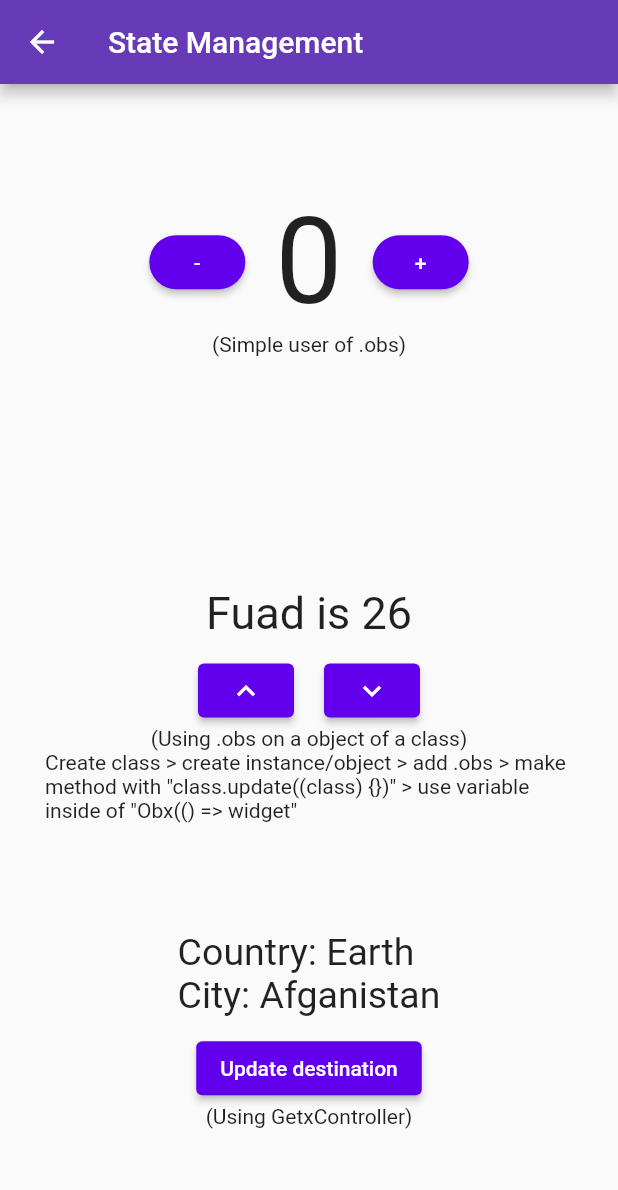
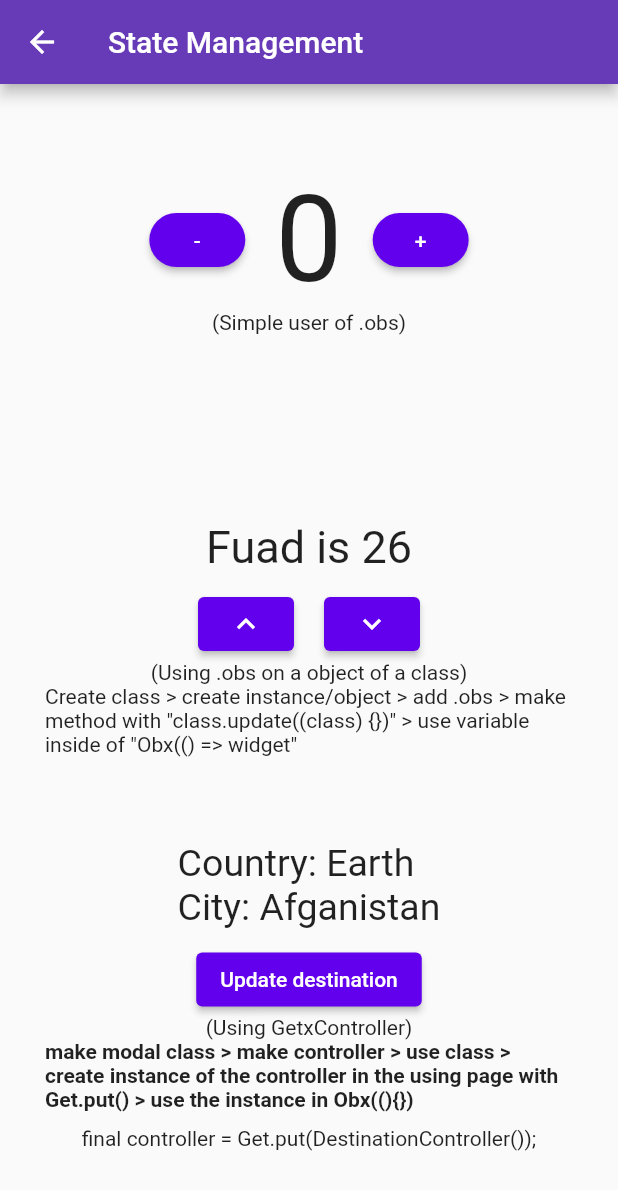
Before and after one commit to motasimfuad/getx_practice, a Flutter app: the ModuleTwo screen opened directly, after a tap on "Update destination", on a phone screen of 412 x 824 dp. Shown: the top 1190 px of the screen. Run offline on Flutter 3.47's test engine with Material 2 defaults, Android fonts, the light colour scheme and no system bars; our stand-ins replace get, get_storage; accounts and stored records are empty.

Commit message:
state management updated

```diff
--- a/lib/screens/module_two.dart
+++ b/lib/screens/module_two.dart
@@ -1,3 +1,4 @@
+import 'package:flutter/cupertino.dart';
 import 'package:flutter/material.dart';
 import 'package:get/get.dart';
 import 'package:get/get_rx/src/rx_types/rx_types.dart';
@@ -35,6 +36,8 @@ class ModuleTwo extends StatelessWidget {
       user.age = user.age - 1;
     });
   }
+
+  final destinationController = Get.put(DestinationController());
 
   @override
   Widget build(BuildContext context) {
@@ -135,8 +138,8 @@ class ModuleTwo extends StatelessWidget {
                     children: [
                       GetX<DestinationController>(
                         init: DestinationController(),
-                        builder: (_) => Text(
-                          'Country: ${_.destination.value.country}',
+                        builder: (controller) => Text(
+                          'Country: ${controller.destination.value.country}',
                           style: TextStyle(
                             fontSize: 25,
                           ),
@@ -144,7 +147,8 @@ class ModuleTwo extends StatelessWidget {
                       ),
                       Obx(
                         () => Text(
-                          'City: ${Get.find<DestinationController>().destination.value.city}',
+                          // 'City: ${Get.find<DestinationController>().destination.value.city}',
+                          'City: ${destinationController.destination.value.city}',
                           style: TextStyle(
                             fontSize: 25,
                           ),
@@ -155,7 +159,11 @@ class ModuleTwo extends StatelessWidget {
                   SizedBox(height: 10),
                   ElevatedButton(
                     onPressed: () {
-                      Get.find<DestinationController>().updateDestination(
+                      // Get.find<DestinationController>().updateDestination(
+                      //   country: 'Earth',
+                      //   city: 'Afganistan',
+                      // );
+                      destinationController.updateDestination(
                         country: 'Earth',
                         city: 'Afganistan',
                       );
@@ -163,6 +171,12 @@ class ModuleTwo extends StatelessWidget {
                     child: Text('Update destination'),
                   ),
                   Text('(Using GetxController)'),
+                  Text(
+                    'make modal class > make controller > use class > create instance of the controller in the using page with Get.put() > use the instance in Obx((){})',
+                    style: TextStyle(fontWeight: FontWeight.bold),
+                  ),
+                  SizedBox(height: 10),
+                  Text('final controller = Get.put(DestinationController());'),
                 ],
               )
             ],
```
